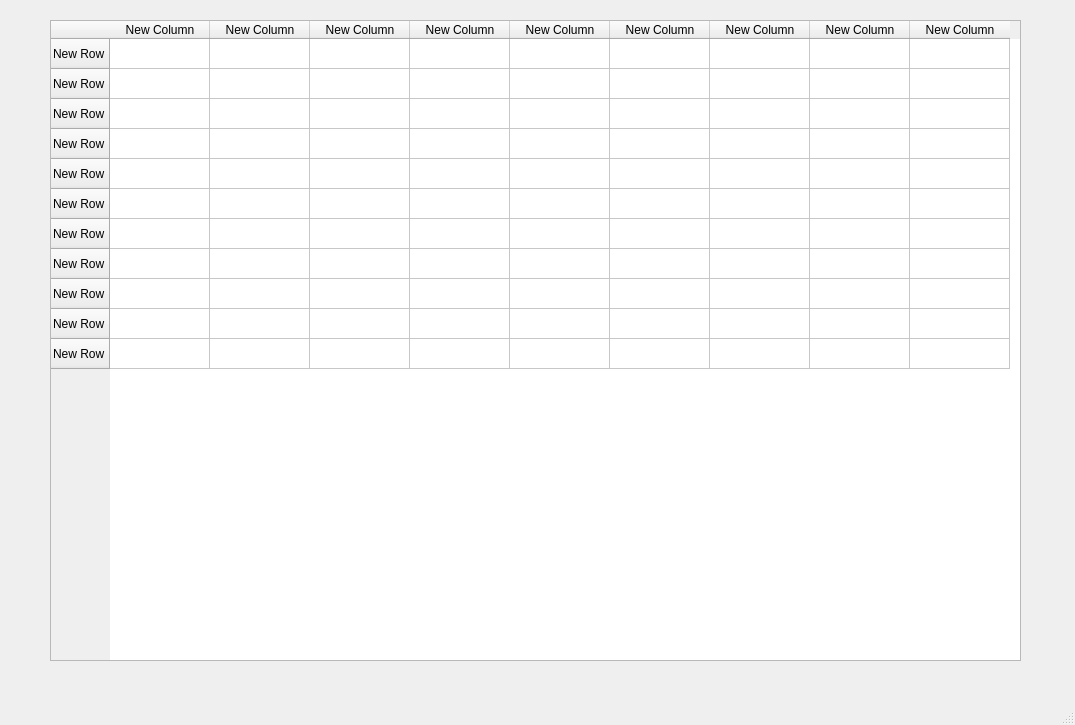
Old version of the form attendanceWindow.ui in the repository Dysky2/SEP.
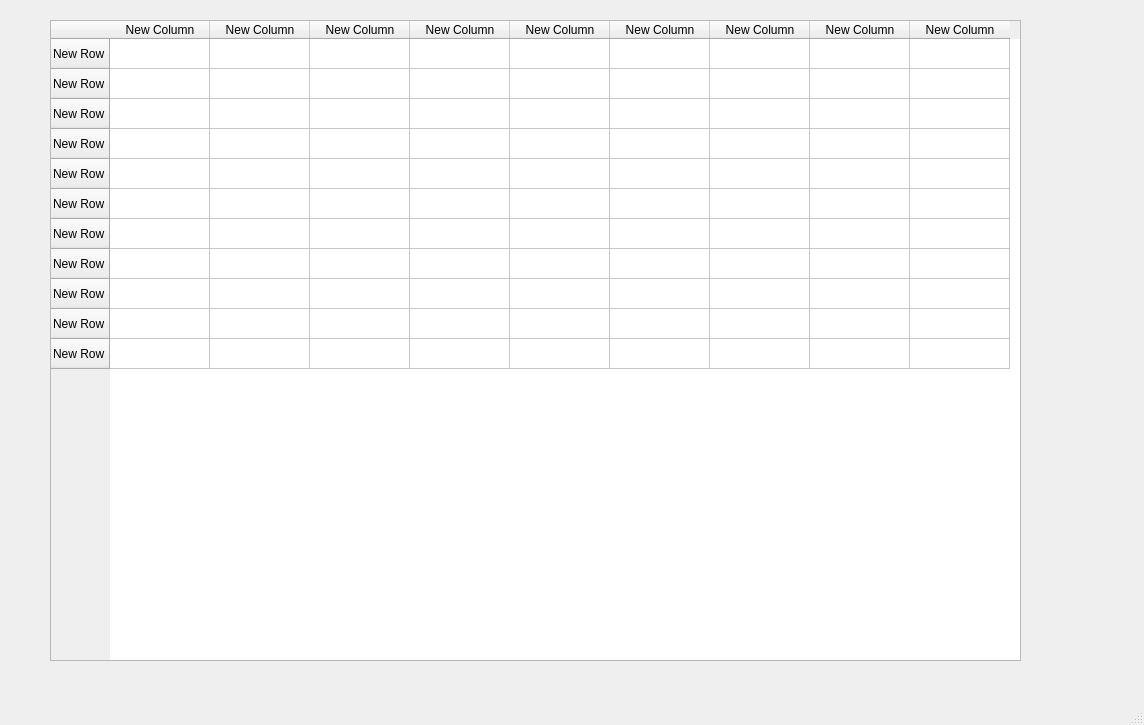
New version of the form.

```diff
--- a/attendanceWindow.ui
+++ b/attendanceWindow.ui
@@ -6,7 +6,7 @@
    <rect>
     <x>0</x>
     <y>0</y>
-    <width>1075</width>
+    <width>1144</width>
     <height>725</height>
    </rect>
   </property>
```
Left out of the diff: 2 changed lines with no effect on the pictures.
